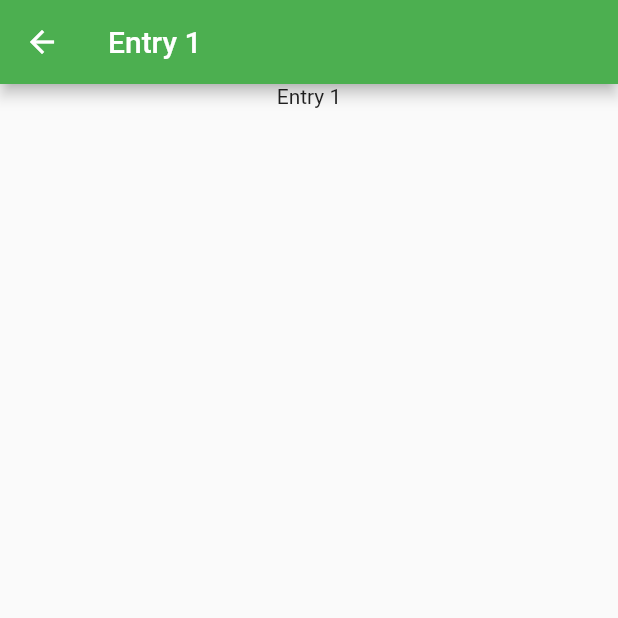
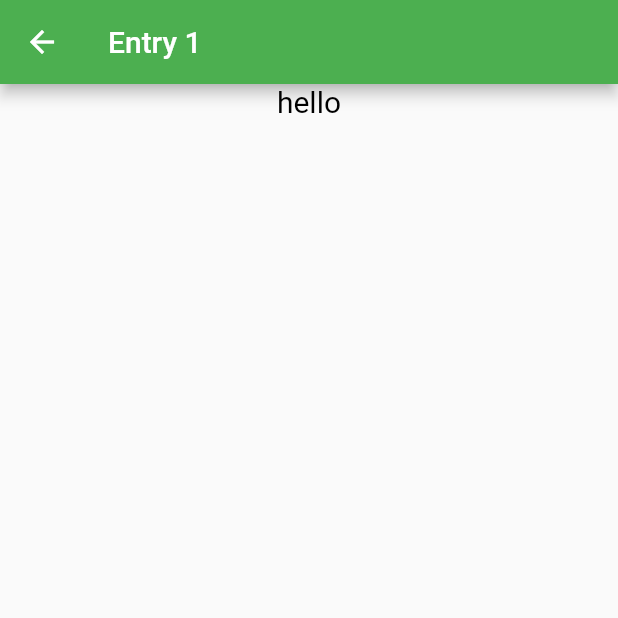
Before and after one commit to adithya-somasundaram/readtome, a Flutter app: the Entry screen opened directly, on a phone screen of 412 x 824 dp, the top half of it. Run offline on Flutter 3.47's test engine with Material 2 defaults, Android fonts, the phone set to English and light mode, and no system bars.

Commit message:
text on click works

```diff
--- a/lib/entry.dart
+++ b/lib/entry.dart
@@ -1,7 +1,8 @@
 import 'package:flutter/material.dart';
+import 'package:flutter/gestures.dart';
 
 class Entry extends StatefulWidget {
-  Entry({Key key, this.title}) : super(key: key);
+  Entry({Key key, this.title, this.message}) : super(key: key);
 
   // This widget is the home page of your application. It is stateful, meaning
   // that it has a State object (defined below) that contains fields that affect
@@ -13,6 +14,7 @@ class Entry extends StatefulWidget {
   // always marked "final".
 
   final String title;
+  final String message;
 
   @override
   _EntryState createState() => _EntryState();
@@ -53,9 +55,22 @@ class _EntryState extends State<Entry> {
           // axis because Columns are vertical (the cross axis would be
           // horizontal).
           mainAxisAlignment: MainAxisAlignment.start,
-          children:
-          <Widget>[
-            Text(widget.title)
+          children: <Widget>[
+            RichText(
+              text: TextSpan(
+                style: TextStyle(color: Colors.black, fontSize: 20),
+                children: <TextSpan>[
+                  TextSpan(
+                    text: widget.message,
+                    recognizer: TapGestureRecognizer()
+                      ..onTap = () {
+                        print(widget.message);
+                      }
+                  )
+                ]
+              ),
+
+            )
           ],
         ),
       ),
--- a/lib/home.dart
+++ b/lib/home.dart
@@ -54,13 +54,12 @@ class _MyHomePageState extends State<MyHomePage> {
           // axis because Columns are vertical (the cross axis would be
           // horizontal).
           mainAxisAlignment: MainAxisAlignment.start,
-          children:
-          <Widget>[
+          children: <Widget>[
             GestureDetector(
               onTap: (){
                 Navigator.of(context).push(
                   MaterialPageRoute(
-                    builder: (context) => Entry(title: 'Entry 1')
+                    builder: (context) => Entry(title: 'Entry 1', message: 'hello')
                   )
                 );
               },
```
